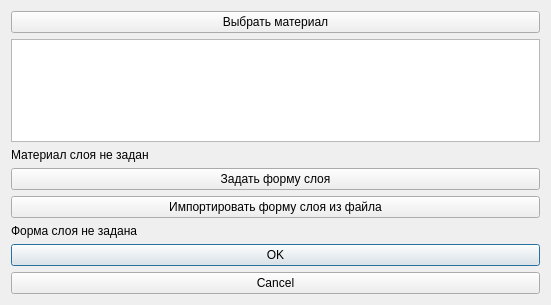
The window that src/VWindowLayer.ui (travenos/vari) describes before a commit, drawn with Qt 5.
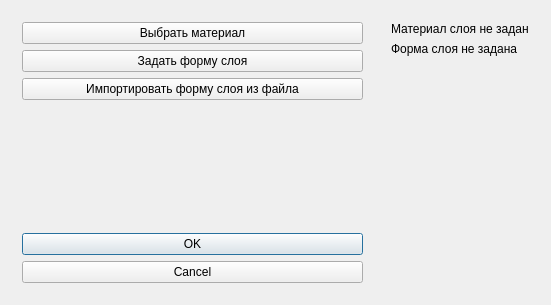
The same window after the commit.

What changed in the file:
```diff
--- a/src/VWindowLayer.ui
+++ b/src/VWindowLayer.ui
@@ -23,6 +23,9 @@
      <verstretch>0</verstretch>
     </sizepolicy>
    </property>
+   <layout class="QHBoxLayout" name="horizontalLayout">
+    <item>
+     <widget class="QWidget" name="buttonsWidget" native="true">
    <layout class="QVBoxLayout" name="verticalLayout">
     <item>
      <widget class="QPushButton" name="chooseMaterialButton">
@@ -31,29 +34,6 @@
       </property>
      </widget>
     </item>
-    <item>
-     <widget class="QTextBrowser" name="materialInfoTextBrowser">
-      <property name="minimumSize">
-       <size>
-        <width>0</width>
-        <height>80</height>
-       </size>
-      </property>
-     </widget>
-    </item>
-    <item>
-     <widget class="QLabel" name="materialStatusLabel">
-      <property name="sizePolicy">
-       <sizepolicy hsizetype="Preferred" vsizetype="Fixed">
-        <horstretch>0</horstretch>
-        <verstretch>0</verstretch>
-       </sizepolicy>
-      </property>
-      <property name="text">
-       <string>Материал слоя не задан</string>
-      </property>
-     </widget>
-    </item>
     <item>
      <widget class="QPushButton" name="createManualLabel">
       <property name="text">
@@ -68,19 +48,6 @@
       </property>
      </widget>
     </item>
-    <item>
-     <widget class="QLabel" name="geometryStatusLabel">
-      <property name="sizePolicy">
-       <sizepolicy hsizetype="Preferred" vsizetype="Fixed">
-        <horstretch>0</horstretch>
-        <verstretch>0</verstretch>
-       </sizepolicy>
-      </property>
-      <property name="text">
-       <string>Форма слоя не задана</string>
-      </property>
-     </widget>
-    </item>
     <item>
      <spacer name="verticalSpacer">
       <property name="orientation">
@@ -111,6 +78,54 @@
       <property name="centerButtons">
        <bool>true</bool>
       </property>
+        </widget>
+       </item>
+      </layout>
+     </widget>
+    </item>
+    <item>
+     <widget class="QWidget" name="infoWidget" native="true">
+      <layout class="QVBoxLayout" name="verticalLayout_2">
+       <item>
+        <widget class="QLabel" name="materialStatusLabel">
+         <property name="sizePolicy">
+          <sizepolicy hsizetype="Preferred" vsizetype="Fixed">
+           <horstretch>0</horstretch>
+           <verstretch>0</verstretch>
+          </sizepolicy>
+         </property>
+         <property name="text">
+          <string>Материал слоя не задан</string>
+         </property>
+        </widget>
+       </item>
+       <item>
+        <widget class="QLabel" name="geometryStatusLabel">
+         <property name="sizePolicy">
+          <sizepolicy hsizetype="Preferred" vsizetype="Fixed">
+           <horstretch>0</horstretch>
+           <verstretch>0</verstretch>
+          </sizepolicy>
+         </property>
+         <property name="text">
+          <string>Форма слоя не задана</string>
+         </property>
+        </widget>
+       </item>
+       <item>
+        <spacer name="verticalSpacer_2">
+         <property name="orientation">
+          <enum>Qt::Vertical</enum>
+         </property>
+         <property name="sizeHint" stdset="0">
+          <size>
+           <width>20</width>
+           <height>220</height>
+          </size>
+         </property>
+        </spacer>
+       </item>
+      </layout>
      </widget>
     </item>
    </layout>
```
Left out of the diff: 2 changed lines with no effect on the pictures. Lines whose indentation alone changed are shown as unchanged.
